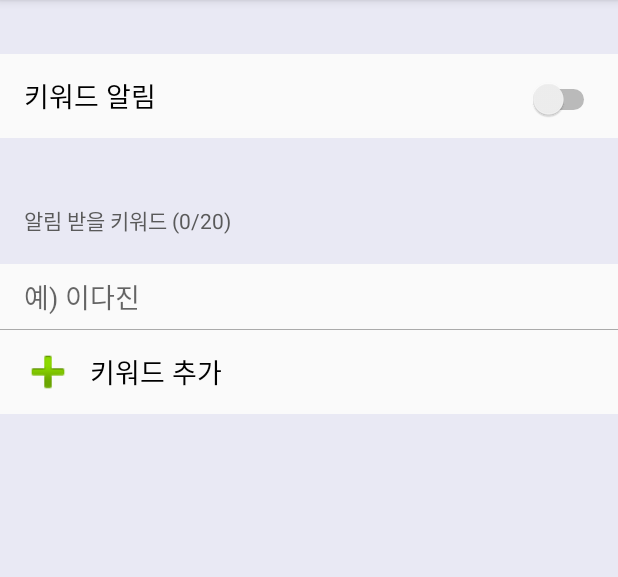
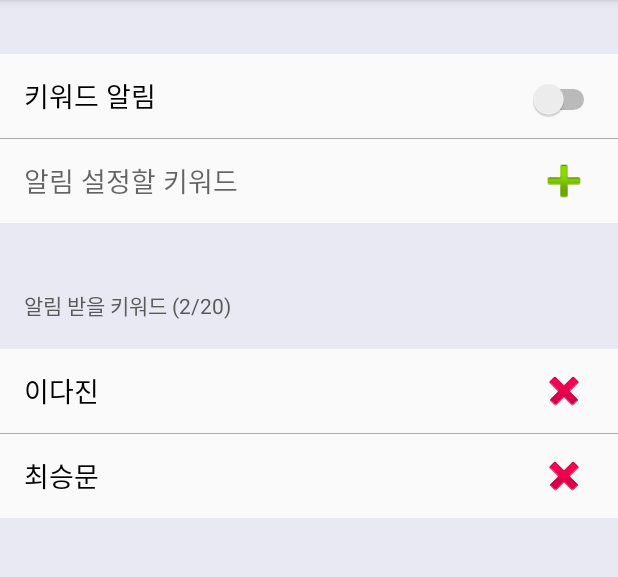
Before and after one commit to leerubi/HCI-08-Project, an Android app: the KeywordAlarmActivity screen opened directly, with no data from a screen before it, on a phone screen of 412 x 824 dp, the part 84-661 px from its top. Run offline under Robolectric (Android 15) with nearby library versions, the phone set to English and light mode, and no system bars; Roboto replaces fonts that are not available here.

Commit message:
키워드 추가 화면 UI 변경

```diff
--- a/LED_Matrix_Controller/app/src/main/java/com/team8/hci/secondbutton/KeywordAlarmActivity.kt
+++ b/LED_Matrix_Controller/app/src/main/java/com/team8/hci/secondbutton/KeywordAlarmActivity.kt
@@ -10,6 +10,8 @@ import android.content.Intent
 import android.service.notification.StatusBarNotification
 import android.graphics.Bitmap
 import android.util.Log
+import android.widget.ImageView
+import android.widget.TextView
 
 
 class KeywordAlarmActivity : AppCompatActivity() {
@@ -18,6 +20,7 @@ class KeywordAlarmActivity : AppCompatActivity() {
         super.onCreate(savedInstanceState)
         setContentView(R.layout.activity_keyword_alarm)
 
+        // 키워드 알림이 On인지 Off인지 불러와서 텍스트 설정
         if (App.prefs2.keywordSwitchEditText.equals("켜짐")) {
             keywordSwitch.isChecked = true
         } else {
@@ -26,50 +29,52 @@ class KeywordAlarmActivity : AppCompatActivity() {
         Log.i("keywordSwitchOnOff", App.prefs2.keywordSwitchEditText)
         Log.i("alarmOnAppsList", App.prefs.appListEditText)
 
-        // Shared Preferences가 잘 작동하는 지 임시로 확인
+        // 키워드 알림 On/Off 정보를 text로 저장
         keywordSwitch.setOnCheckedChangeListener { buttonView, isChecked ->
             if (isChecked) {
                 App.prefs2.keywordSwitchEditText = "켜짐"
             } else {
                 App.prefs2.keywordSwitchEditText = "꺼짐"
             }
-            Log.i("keywordSwitchOnOff", App.prefs2.keywordSwitchEditText)
+        }
+
+        val addKeywordImg = findViewById(R.id.addKeywordImg) as ImageView
+        addKeywordImg.setOnClickListener {
+        // add Keyword!
         }
     }
 
     override fun onResume() {
         super.onResume()
 
+        // 키워드 알림이 On인지 Off인지 불러와서 텍스트 설정
         if (App.prefs2.keywordSwitchEditText.equals("켜짐")) {
             keywordSwitch.isChecked = true
         } else {
             keywordSwitch.isChecked = false
         }
-        Log.i("keywordSwitchOnOff", App.prefs2.keywordSwitchEditText)
-        Log.i("alarmOnAppsList", App.prefs.appListEditText)
     }
 
-    fun onNotificationPosted(sbn: StatusBarNotification) {
-        Log.i("NotificationListener", "[snowdeer] onNotificationPosted() - " + sbn.toString())
-        Log.i("NotificationListener", "[snowdeer] PackageName:" + sbn.packageName)
-        Log.i("NotificationListener", "[snowdeer] PostTime:" + sbn.postTime)
-
-        val notificatin = sbn.notification
-        val extras = notificatin.extras
-        val title = extras.getString(Notification.EXTRA_TITLE)
-        val smallIconRes = extras.getInt(Notification.EXTRA_SMALL_ICON)
-        val largeIcon = extras.getParcelable(Notification.EXTRA_LARGE_ICON) as Bitmap
-        val text = extras.getCharSequence(Notification.EXTRA_TEXT)
-        val subText = extras.getCharSequence(Notification.EXTRA_SUB_TEXT)
-
-        Log.i("NotificationListener", "[snowdeer] Title:" + title!!)
-        Log.i("NotificationListener", "[snowdeer] Text:" + text!!)
-        Log.i("NotificationListener", "[snowdeer] Sub Text:" + subText!!)
-    }
-
-    fun onNotificationRemoved(sbn: StatusBarNotification) {
-        Log.i("NotificationListener", "[snowdeer] onNotificationRemoved() - " + sbn.toString())
-    }
-
+//    fun onNotificationPosted(sbn: StatusBarNotification) {
+//        Log.i("NotificationListener", "[snowdeer] onNotificationPosted() - " + sbn.toString())
+//        Log.i("NotificationListener", "[snowdeer] PackageName:" + sbn.packageName)
+//        Log.i("NotificationListener", "[snowdeer] PostTime:" + sbn.postTime)
+//
+//        val notificatin = sbn.notification
+//        val extras = notificatin.extras
+//        val title = extras.getString(Notification.EXTRA_TITLE)
+//        val smallIconRes = extras.getInt(Notification.EXTRA_SMALL_ICON)
+//        val largeIcon = extras.getParcelable(Notification.EXTRA_LARGE_ICON) as Bitmap
+//        val text = extras.getCharSequence(Notification.EXTRA_TEXT)
+//        val subText = extras.getCharSequence(Notification.EXTRA_SUB_TEXT)
+//
+//        Log.i("NotificationListener", "[snowdeer] Title:" + title!!)
+//        Log.i("NotificationListener", "[snowdeer] Text:" + text!!)
+//        Log.i("NotificationListener", "[snowdeer] Sub Text:" + subText!!)
+//    }
+//
+//    fun onNotificationRemoved(sbn: StatusBarNotification) {
+//        Log.i("NotificationListener", "[snowdeer] onNotificationRemoved() - " + sbn.toString())
+//    }
 
 }
--- a/LED_Matrix_Controller/app/src/main/java/com/team8/hci/secondbutton/MainScreenActivity.kt
+++ b/LED_Matrix_Controller/app/src/main/java/com/team8/hci/secondbutton/MainScreenActivity.kt
@@ -16,8 +16,8 @@ class MainScreenActivity : AppCompatActivity() {
         setContentView(R.layout.activity_main)
         Log.i("MainActivity","Started!")
         //알람 정보를 받아오는 서비스를 실행합니다. 에뮬레이터는 작동 불가라서 주석 처리.
-        val NotificationListenerintent = Intent(this,NotificationListener::class.java)
-        startService(NotificationListenerintent)
+//        val NotificationListenerintent = Intent(this,NotificationListener::class.java)
+//        startService(NotificationListenerintent)
 
         val applistbutton = findViewById<TextView>(R.id.AppConfig)
         applistbutton.setOnClickListener {
--- a/LED_Matrix_Controller/app/src/main/java/com/team8/hci/secondbutton/NotificationListener.kt
+++ b/LED_Matrix_Controller/app/src/main/java/com/team8/hci/secondbutton/NotificationListener.kt
@@ -68,10 +68,10 @@ class NotificationListener: NotificationListenerService () {
 
         // 키워드 알림 in all apps (for now)
         if (App.prefs2.keywordSwitchEditText.equals("켜짐")) {
-            if ("키워드" in title || "키워드" in text) {
+            if ("이다진" in title || "이다진" in text) {
                 Toast.makeText(this, "키워드 LED 반짝!", Toast.LENGTH_LONG).show()
             }
-            if ("이다진" in title || "이다진" in text) {
+            if ("최승문" in title || "최승문" in text) {
                 Toast.makeText(this, "이다진 LED 반짝!", Toast.LENGTH_LONG).show()
             }
         }
--- a/LED_Matrix_Controller/app/src/main/res/layout/activity_keyword_alarm.xml
+++ b/LED_Matrix_Controller/app/src/main/res/layout/activity_keyword_alarm.xml
@@ -52,6 +52,47 @@
         </LinearLayout>
 
         <View
+            android:layout_width="match_parent"
+            android:layout_height="0.5dp"
+            android:background="@android:color/darker_gray" />
+
+        <LinearLayout
+            android:layout_width="match_parent"
+            android:layout_height="match_parent"
+            android:orientation="horizontal">
+
+            <EditText
+                android:id="@+id/editText1"
+                android:layout_width="wrap_content"
+                android:layout_height="48dp"
+                android:layout_weight="1"
+                android:layout_marginLeft="12dp"
+                android:layout_marginTop="4dp"
+                android:layout_marginBottom="4dp"
+                android:background="@android:color/transparent"
+                android:ems="10"
+                android:hint="알림 설정할 키워드"
+                android:inputType="textPersonName"
+                android:padding="4dp"
+                android:privateImeOptions="defaultInputmode=korean"
+                android:textColor="@android:color/black" />
+
+
+            <ImageView
+                android:id="@+id/addKeywordImg"
+                android:layout_width="48dp"
+                android:layout_height="48dp"
+                android:layout_marginBottom="4dp"
+                android:layout_marginLeft="8dp"
+                android:layout_marginTop="4dp"
+                android:layout_marginRight="12dp"
+                android:padding="4dp"
+                app:srcCompat="@android:drawable/ic_input_add"
+                tools:layout_editor_absoluteX="16dp"
+                tools:layout_editor_absoluteY="38dp" />
+        </LinearLayout>
+
+        <View
             android:id="@+id/view"
             android:layout_width="match_parent"
             android:layout_height="36dp"
@@ -65,24 +106,52 @@
             android:fontFamily="sans-serif"
             android:paddingLeft="16dp"
             android:paddingTop="8dp"
-            android:text="알림 받을 키워드 (0/20)"
+            android:text="알림 받을 키워드 (2/20)"
             android:textColor="#5A5A5A"
             android:textSize="14sp" />
 
-        <EditText
-            android:id="@+id/editText1"
+
+        <!--<View-->
+            <!--android:layout_width="match_parent"-->
+            <!--android:layout_height="0.5dp"-->
+            <!--android:background="@android:color/darker_gray" />-->
+
+        <LinearLayout
             android:layout_width="match_parent"
-            android:layout_height="wrap_content"
+            android:layout_height="match_parent"
+            android:orientation="horizontal">
+
+            <TextView
+                android:id="@+id/keyword1"
+                android:layout_width="wrap_content"
+                android:layout_height="48dp"
+                android:layout_marginTop="4dp"
                 android:layout_marginLeft="12dp"
+                android:layout_marginBottom="4dp"
+                android:layout_weight="1"
+                android:gravity="center"
+                android:padding="4dp"
+                android:text="이다진"
+                android:textAlignment="viewStart"
+                android:textColor="@android:color/black"
+                android:textSize="18sp"
+                tools:layout_editor_absoluteY="38dp" />
+
+            <ImageView
+                android:id="@+id/delKeywordImg1"
+                android:layout_width="48dp"
+                android:layout_height="48dp"
+                android:layout_marginBottom="4dp"
+                android:layout_marginLeft="8dp"
+                android:layout_marginRight="12dp"
                 android:layout_marginTop="4dp"
-            android:layout_marginBottom="4dp"
-            android:background="@android:color/transparent"
-            android:ems="10"
-            android:hint="예) 이다진"
-            android:inputType="textPersonName"
-            android:padding="4dp"
-            android:privateImeOptions="defaultInputmode=korean"
-            android:textColor="@android:color/black" />
+                android:padding="8dp"
+                app:srcCompat="@android:drawable/ic_delete"
+                tools:layout_editor_absoluteX="16dp"
+                tools:layout_editor_absoluteY="38dp" />
+
+
+        </LinearLayout>
 
         <View
         android:layout_width="match_parent"
@@ -94,35 +163,39 @@
             android:layout_height="match_parent"
             android:orientation="horizontal">
 
-            <ImageView
-                android:id="@+id/addKeywordImg"
-                android:layout_width="48dp"
-                android:layout_height="48dp"
-                android:layout_marginLeft="8dp"
-                android:layout_marginTop="4dp"
-                android:layout_marginBottom="4dp"
-                android:padding="4dp"
-                app:srcCompat="@android:drawable/ic_input_add"
-                tools:layout_editor_absoluteX="16dp"
-                tools:layout_editor_absoluteY="38dp" />
 
             <TextView
-                android:id="@+id/addKeywordText"
+                android:id="@+id/keyword2"
                 android:layout_width="wrap_content"
                 android:layout_height="48dp"
                 android:layout_marginTop="4dp"
+                android:layout_marginLeft="12dp"
                 android:layout_marginBottom="4dp"
                 android:layout_weight="1"
                 android:gravity="center"
                 android:padding="4dp"
-                android:text="키워드 추가"
+                android:text="최승문"
                 android:textAlignment="viewStart"
                 android:textColor="@android:color/black"
                 android:textSize="18sp"
+                tools:layout_editor_absoluteY="38dp"/>
+
+            <ImageView
+                android:id="@+id/delKeywordImg2"
+                android:layout_width="48dp"
+                android:layout_height="48dp"
+                android:layout_marginBottom="4dp"
+                android:layout_marginLeft="8dp"
+                android:layout_marginRight="12dp"
+                android:layout_marginTop="4dp"
+                android:padding="8dp"
+                app:srcCompat="@android:drawable/ic_delete"
+                tools:layout_editor_absoluteX="16dp"
                 tools:layout_editor_absoluteY="38dp" />
 
 
         </LinearLayout>
+
 
 
         <View
```
Lines whose indentation alone changed are shown as unchanged.
